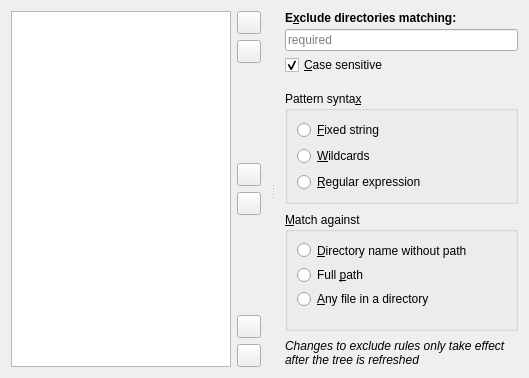
Lithopsian/qt6dirstat, file src/exclude-rules-config-page.ui: the form before one commit.
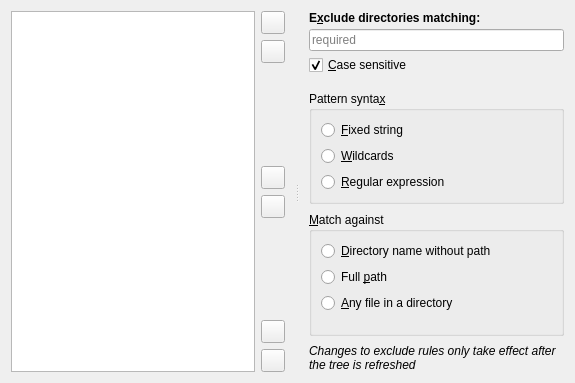
The form after the commit. Icons and pictures are not drawn.

Commit message: Tab order cleanup

Diff of the .ui file:
```diff
--- a/src/exclude-rules-config-page.ui
+++ b/src/exclude-rules-config-page.ui
@@ -2,14 +2,6 @@
 <ui version="4.0">
  <class>ExcludeRulesConfigPage</class>
  <widget class="QWidget" name="ExcludeRulesConfigPage">
-  <property name="geometry">
-   <rect>
-    <x>0</x>
-    <y>0</y>
-    <width>529</width>
-    <height>378</height>
-   </rect>
-  </property>
   <layout class="QHBoxLayout" name="horizontalLayout_2">
    <item>
     <widget class="QSplitter" name="splitter">
```
Left out of the diff: 17 changed lines with no effect on the pictures. The commit also changes 7 other files.
